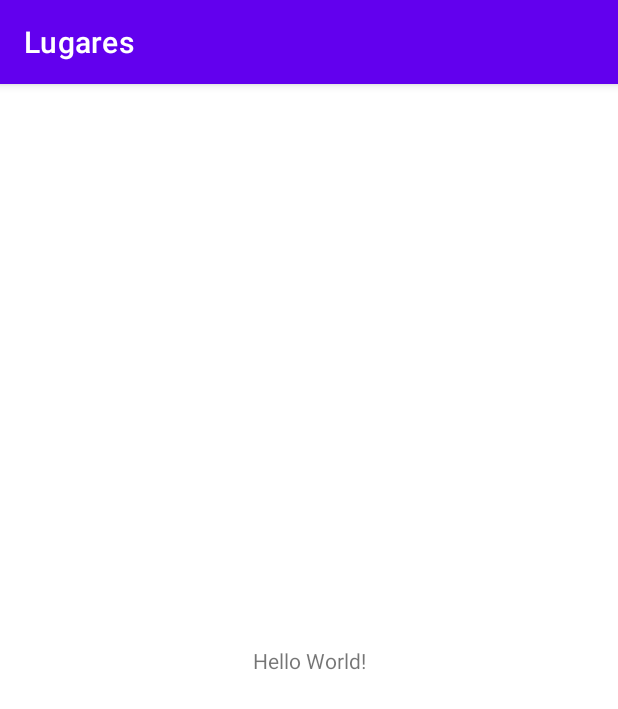
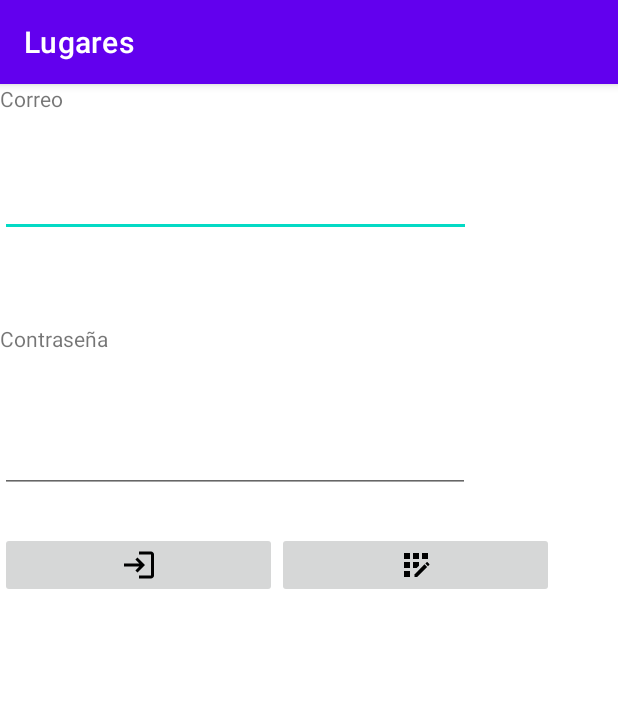
Before and after one commit to djs2109/Lugares, an Android app: the screen it shows after launch (MainActivity), on a phone screen of 412 x 824 dp. Shown: the top 709 px of the screen. Run offline under Robolectric (Android 15) with nearby library versions, the phone set to English and light mode, and no system bars.

Commit message:
Segundo commit

```diff
--- a/app/src/main/res/layout/activity_main.xml
+++ b/app/src/main/res/layout/activity_main.xml
@@ -7,12 +7,62 @@
     tools:context=".MainActivity">
 
     <TextView
-        android:layout_width="wrap_content"
-        android:layout_height="wrap_content"
-        android:text="Hello World!"
-        app:layout_constraintBottom_toBottomOf="parent"
-        app:layout_constraintEnd_toEndOf="parent"
-        app:layout_constraintStart_toStartOf="parent"
-        app:layout_constraintTop_toTopOf="parent" />
+        android:id="@+id/textView"
+        android:layout_width="318dp"
+        android:layout_height="50dp"
+        android:text="Correo"
+        tools:layout_editor_absoluteX="61dp"
+        tools:layout_editor_absoluteY="12dp" />
 
+    <EditText
+        android:id="@+id/et_mail"
+        android:layout_width="314dp"
+        android:layout_height="38dp"
+        android:layout_marginTop="14dp"
+        android:ems="10"
+        android:inputType="textEmailAddress"
+        app:layout_constraintTop_toBottomOf="@+id/textView"
+        tools:layout_editor_absoluteX="62dp" />
+
+    <TextView
+        android:id="@+id/textView2"
+        android:layout_width="313dp"
+        android:layout_height="42dp"
+        android:layout_marginTop="58dp"
+        android:text="Contraseña"
+        app:layout_constraintTop_toBottomOf="@+id/et_mail"
+        tools:layout_editor_absoluteX="65dp" />
+
+    <EditText
+        android:id="@+id/et_clave"
+        android:layout_width="313dp"
+        android:layout_height="39dp"
+        android:layout_marginTop="31dp"
+        android:ems="10"
+        android:inputType="textPassword"
+        app:layout_constraintTop_toBottomOf="@+id/textView2"
+        tools:layout_editor_absoluteX="62dp" />
+
+    <LinearLayout
+        android:layout_width="369dp"
+        android:layout_height="100dp"
+        android:layout_marginTop="26dp"
+        android:orientation="horizontal"
+        app:layout_constraintTop_toBottomOf="@+id/et_clave"
+        tools:layout_editor_absoluteX="23dp">
+
+        <ImageButton
+            android:id="@+id/bt_login"
+            android:layout_width="wrap_content"
+            android:layout_height="wrap_content"
+            android:layout_weight="1"
+            app:srcCompat="@drawable/ic_login" />
+
+        <ImageButton
+            android:id="@+id/bt_register"
+            android:layout_width="wrap_content"
+            android:layout_height="wrap_content"
+            android:layout_weight="1"
+            app:srcCompat="@drawable/ic_registration" />
+    </LinearLayout>
 </androidx.constraintlayout.widget.ConstraintLayout>
```
